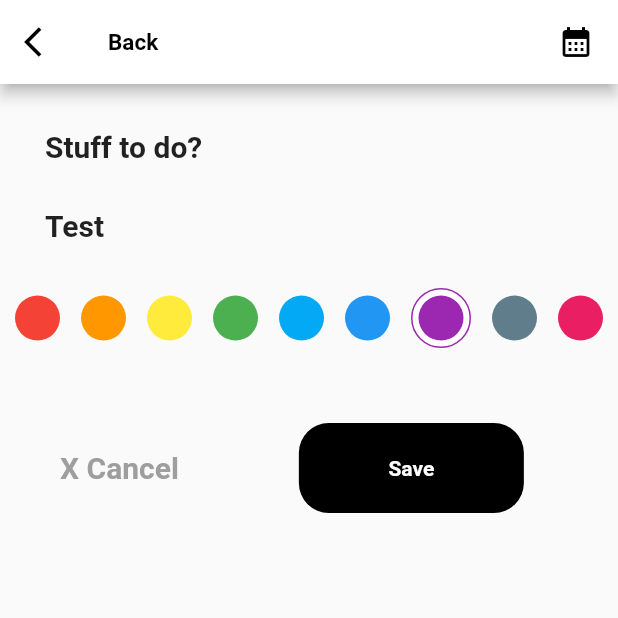
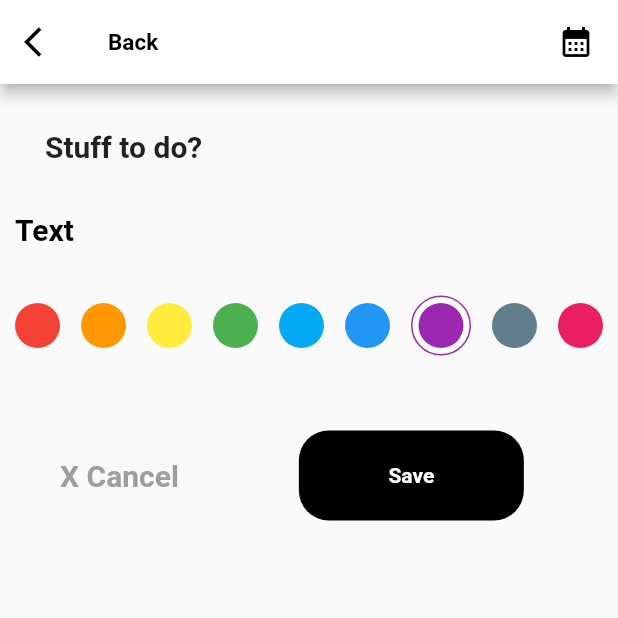
Before and after one commit to fazeel0321/new_project_3, a Flutter app: the screen it shows after launch, on a phone screen of 412 x 824 dp, the top half of it. Run offline on Flutter 3.47's test engine with Material 2 defaults, Android fonts, the phone set to English and light mode, and no system bars.

Commit message:
add textfield

```diff
--- a/lib/stuff.dart
+++ b/lib/stuff.dart
@@ -46,16 +46,25 @@ class stuff extends StatelessWidget {
                 ],
               ),
             ),
-            Padding(
-              padding: const EdgeInsets.symmetric(vertical: 10, horizontal: 20),
-              child: Row(
-                children: [
-                  Text(
-                    'Test',
-                    style: TextStyle(fontWeight: FontWeight.bold, fontSize: 20),
-                  ),
-                ],
-              ),
+            // Padding(
+            //   padding: const EdgeInsets.symmetric(vertical: 10, horizontal: 20),
+            //   child: Row(
+            //     children: [
+            //       Text(
+            //         'Test',
+            //         style: TextStyle(fontWeight: FontWeight.bold, fontSize: 20),
+            //       ),
+            //     ],
+            //   ),
+            // ),
+            TextField(
+              decoration: InputDecoration(
+                  hintText: 'Text',
+                  hintStyle: TextStyle(
+                      fontWeight: FontWeight.bold,
+                      color: Colors.black,
+                      fontSize: 20),
+                  border: InputBorder.none),
             ),
             SizedBox(
               height: 20,
```
